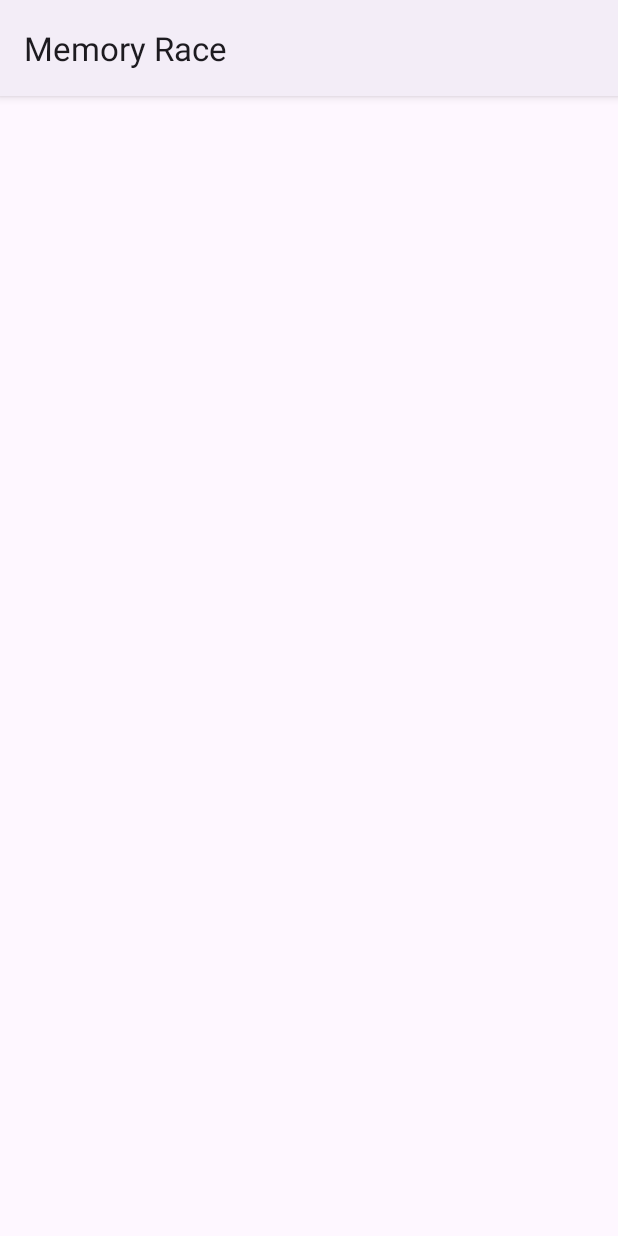
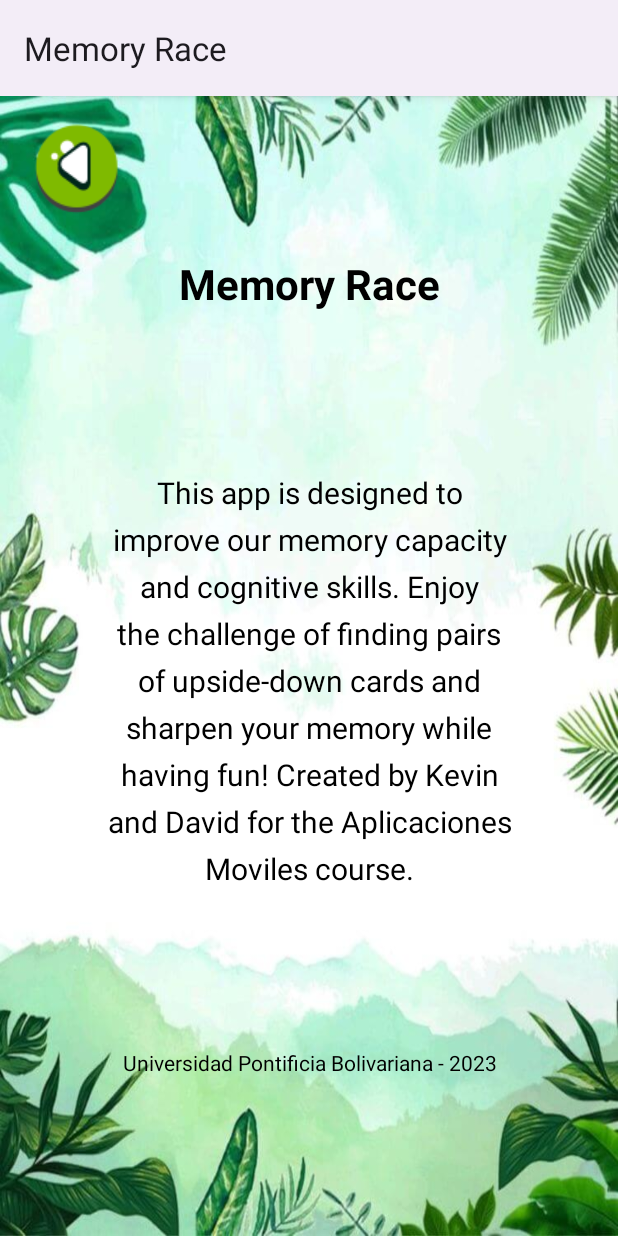
Before and after one commit to NovaKal/Aplicaciones_Moviles-Unidad_5, an Android app: the About screen opened directly, with no data from a screen before it, on a phone screen of 412 x 824 dp. Run offline under Robolectric (Android 15) with nearby library versions, the phone set to English and light mode, and no system bars.

Commit message:
Added About Us Screen and Functionailty

```diff
--- a/memoryrace/app/src/main/java/co/edu/upb/memoryrace/About.java
+++ b/memoryrace/app/src/main/java/co/edu/upb/memoryrace/About.java
@@ -1,13 +1,29 @@
 package co.edu.upb.memoryrace;
 
 import androidx.appcompat.app.AppCompatActivity;
+
+import android.content.Intent;
 import android.os.Bundle;
+import android.view.View;
+import android.widget.ImageButton;
 
 public class About extends AppCompatActivity {
+
+    ImageButton about_imageButton_exit;
 
     @Override
     protected void onCreate(Bundle savedInstanceState) {
         super.onCreate(savedInstanceState);
         setContentView(R.layout.activity_about);
+        about_imageButton_exit = findViewById(R.id.about_imageButton_exit);
+
+        about_imageButton_exit.setOnClickListener(new View.OnClickListener() {
+            @Override
+            public void onClick(View v) {
+                Intent intent = new Intent(getApplicationContext(), Home.class);
+                startActivity(intent);
+                finish();
+            }
+        });
     }
 }
--- a/memoryrace/app/src/main/res/layout/activity_about.xml
+++ b/memoryrace/app/src/main/res/layout/activity_about.xml
@@ -5,6 +5,67 @@
     xmlns:app="http://schemas.android.com/apk/res-auto"
     android:layout_width="match_parent"
     android:layout_height="match_parent"
-    tools:context=".About">
+    tools:context=".About"
+    android:background="@drawable/app_background_1" >
 
-  </androidx.constraintlayout.widget.ConstraintLayout>
+  <ImageButton
+      android:id="@+id/about_imageButton_exit"
+      android:layout_width="70dp"
+      android:layout_height="70dp"
+      android:backgroundTint="@android:color/transparent"
+      android:contentDescription="@string/home_button_exit_desc"
+      app:layout_constraintBottom_toBottomOf="parent"
+      app:layout_constraintEnd_toEndOf="parent"
+      app:layout_constraintHorizontal_bias="0.045"
+      app:layout_constraintStart_toStartOf="parent"
+      app:layout_constraintTop_toTopOf="parent"
+      app:layout_constraintVertical_bias="0.019"
+      app:srcCompat="@drawable/back_small" />
+
+  <TextView
+      android:id="@+id/about_title_textView"
+      android:layout_width="match_parent"
+      android:layout_height="wrap_content"
+      android:gravity="center"
+      android:text="Memory Race"
+      android:textSize="28sp"
+      android:textStyle="bold"
+      android:textColor="#000000"
+      android:lineSpacingExtra="8dp"
+      app:layout_constraintTop_toTopOf="parent"
+      app:layout_constraintBottom_toTopOf="@id/about_description_textView"
+      app:layout_constraintStart_toStartOf="parent"
+      app:layout_constraintEnd_toEndOf="parent" />
+
+  <TextView
+      android:id="@+id/about_description_textView"
+      android:layout_width="280dp"
+      android:layout_height="wrap_content"
+      android:layout_marginStart="32dp"
+      android:layout_marginEnd="32dp"
+      android:gravity="center"
+      android:text="This app is designed to improve our memory capacity and cognitive skills. Enjoy the challenge of finding pairs of upside-down cards and sharpen your memory while having fun! Created by Kevin and David for the Aplicaciones Moviles course."
+      android:textSize="20sp"
+      android:textColor="#000000"
+      android:lineSpacingExtra="8dp"
+      app:layout_constraintTop_toBottomOf="@id/about_title_textView"
+      app:layout_constraintBottom_toTopOf="@id/about_footer_textView"
+      app:layout_constraintStart_toStartOf="parent"
+      app:layout_constraintEnd_toEndOf="parent" />
+
+  <TextView
+      android:id="@+id/about_footer_textView"
+      android:layout_width="match_parent"
+      android:layout_height="wrap_content"
+      android:gravity="center"
+      android:text="Universidad Pontificia Bolivariana - 2023"
+      android:textSize="14sp"
+      android:textColor="#000000"
+      android:lineSpacingExtra="8dp"
+      app:layout_constraintTop_toBottomOf="@id/about_description_textView"
+      app:layout_constraintBottom_toBottomOf="parent"
+      app:layout_constraintStart_toStartOf="parent"
+      app:layout_constraintEnd_toEndOf="parent" />
+
+
+</androidx.constraintlayout.widget.ConstraintLayout>
```
